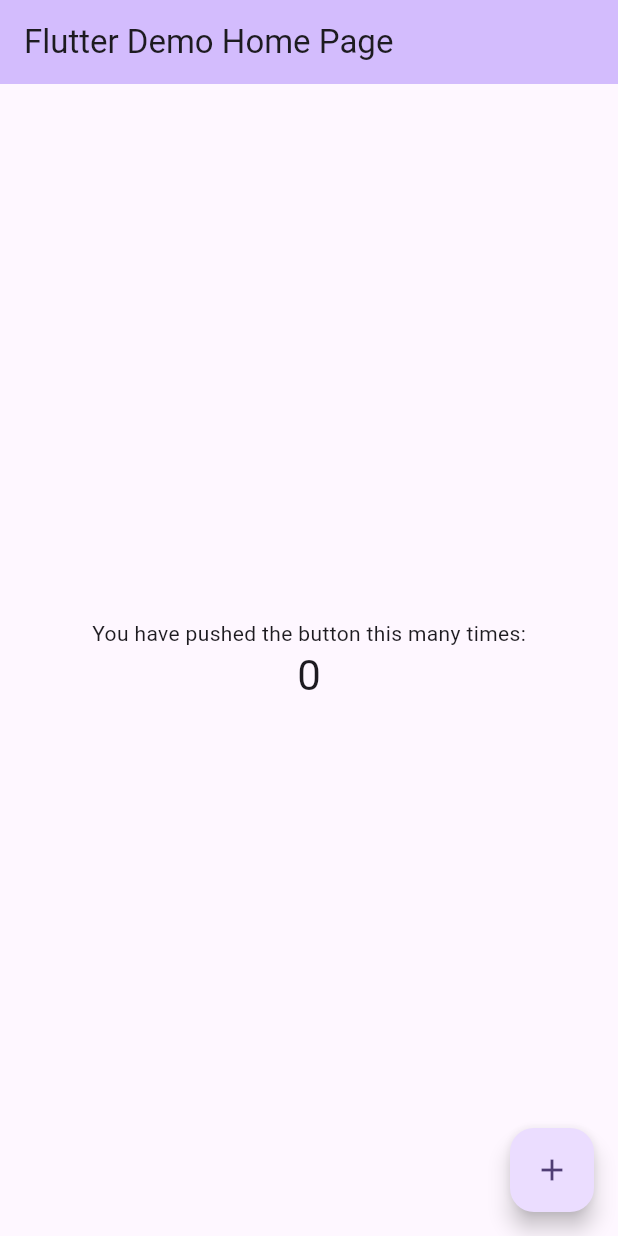
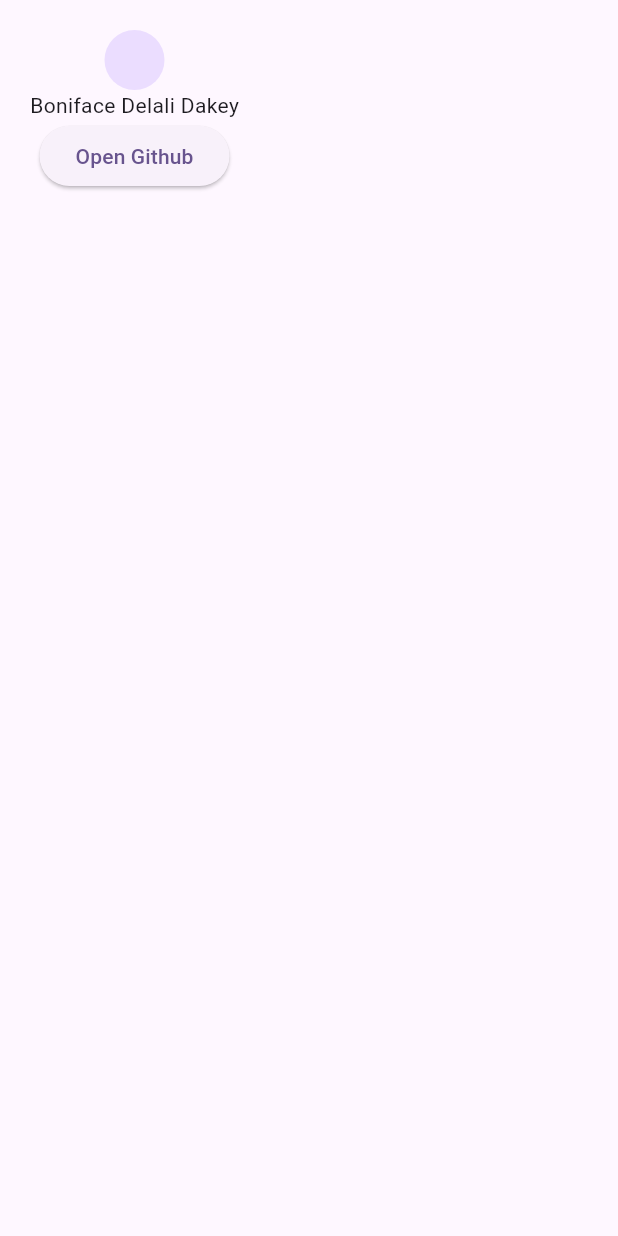
Before and after one commit to Serkhani/hngx, a Flutter app: the screen it shows after launch, on a phone screen of 412 x 824 dp. Run offline on Flutter 3.47's test engine with Material 2 defaults, Android fonts, the phone set to English and light mode, and no system bars.

Commit message:
added homepage

```diff
--- /dev/null
+++ b/zuri_stage_one/lib/homepage.dart
@@ -0,0 +1,28 @@
+import 'package:flutter/material.dart';
+
+class HomePage extends StatelessWidget {
+  const HomePage({super.key});
+
+  @override
+  Widget build(BuildContext context) {
+    return SafeArea(
+      child: Scaffold(
+        body: SingleChildScrollView(
+          padding: const EdgeInsets.all(20.0),
+          child: Column(
+            crossAxisAlignment: CrossAxisAlignment.center,
+            mainAxisAlignment: MainAxisAlignment.center,
+            mainAxisSize: MainAxisSize.max,
+            children: [
+              CircleAvatar(
+                // foregroundImage: AssetImage(),
+              ),
+              Text("Boniface Delali Dakey"),
+              ElevatedButton(onPressed: () {}, child: Text("Open Github"))
+            ],
+          ),
+        ),
+      ),
+    );
+  }
+}
--- a/zuri_stage_one/lib/main.dart
+++ b/zuri_stage_one/lib/main.dart
@@ -1,4 +1,6 @@
 import 'package:flutter/material.dart';
+
+import 'homepage.dart';
 
 void main() {
   runApp(const MyApp());
@@ -14,55 +16,7 @@ class MyApp extends StatelessWidget {
         colorScheme: ColorScheme.fromSeed(seedColor: Colors.deepPurple),
         useMaterial3: true,
       ),
-      home: const MyHomePage(title: 'Flutter Demo Home Page'),
+      home: const HomePage(),
     );
   }
 }
-
-class MyHomePage extends StatefulWidget {
-  const MyHomePage({super.key, required this.title});
-
-  final String title;
-
-  @override
-  State<MyHomePage> createState() => _MyHomePageState();
-}
-
-class _MyHomePageState extends State<MyHomePage> {
-  int _counter = 0;
-
-  void _incrementCounter() {
-    setState(() {
-      _counter++;
-    });
-  }
-
-  @override
-  Widget build(BuildContext context) {
-    return Scaffold(
-      appBar: AppBar(
-        backgroundColor: Theme.of(context).colorScheme.inversePrimary,
-        title: Text(widget.title),
-      ),
-      body: Center(
-        child: Column(
-          mainAxisAlignment: MainAxisAlignment.center,
-          children: <Widget>[
-            const Text(
-              'You have pushed the button this many times:',
-            ),
-            Text(
-              '$_counter',
-              style: Theme.of(context).textTheme.headlineMedium,
-            ),
-          ],
-        ),
-      ),
-      floatingActionButton: FloatingActionButton(
-        onPressed: _incrementCounter,
-        tooltip: 'Increment',
-        child: const Icon(Icons.add),
-      ), // This trailing comma makes auto-formatting nicer for build methods.
-    );
-  }
-}
```
